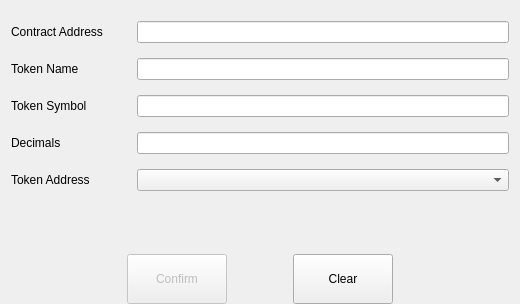
First picture: the form in src/qt/forms/addtokenpage.ui, repository qtumproject/qtum, before the edit.
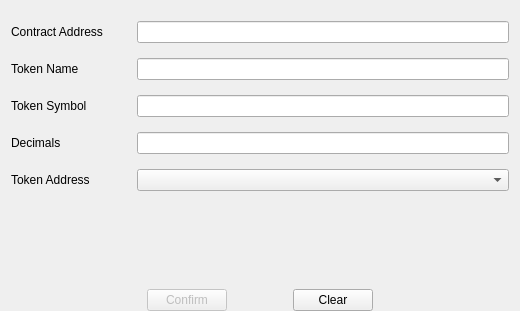
Second picture: the form after the edit. Custom widgets are drawn as their Qt base class.

Commit message: Add push button CSS

What changed in the file:
```diff
--- a/src/qt/forms/addtokenpage.ui
+++ b/src/qt/forms/addtokenpage.ui
@@ -7,7 +7,7 @@
     <x>0</x>
     <y>0</y>
     <width>520</width>
-    <height>304</height>
+    <height>311</height>
    </rect>
   </property>
   <property name="windowTitle">
@@ -215,12 +215,6 @@
        <property name="enabled">
         <bool>false</bool>
        </property>
-       <property name="minimumSize">
-        <size>
-         <width>100</width>
-         <height>50</height>
-        </size>
-       </property>
        <property name="text">
         <string>Confirm</string>
        </property>
@@ -244,12 +238,6 @@
      </item>
      <item>
       <widget class="QPushButton" name="clearButton">
-       <property name="minimumSize">
-        <size>
-         <width>100</width>
-         <height>50</height>
-        </size>
-       </property>
        <property name="text">
         <string>Clear</string>
        </property>
```
The commit also changes 6 other files.
